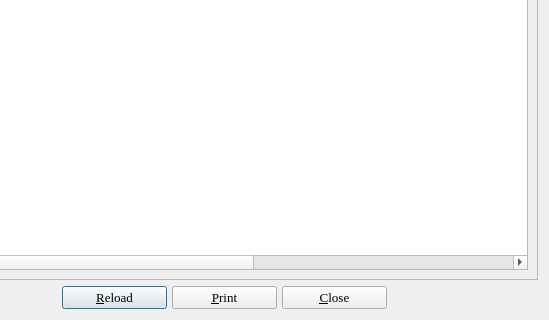
textbrowser/biblioteq, file history.ui: the form before one commit; both pictures show x 101 to 650 and y 130 to 450 of the 650 by 450 pixel window.
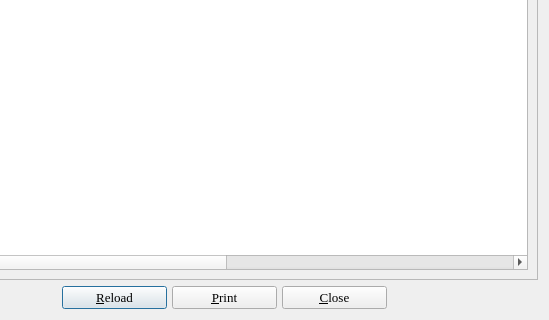
The form after the commit. Icons and pictures are not drawn.

Commit message: Prepare for 3.24 release. Update the userid and password fields whenever the branch name is changed in the branch-selection dialog. Fixed some bugs.

```diff
--- a/history.ui
+++ b/history.ui
@@ -127,6 +127,11 @@
           <string>Lender</string>
          </property>
         </column>
+        <column>
+         <property name="text" >
+          <string>OID</string>
+         </property>
+        </column>
        </widget>
       </item>
      </layout>
```
The commit also changes 7 other files.
